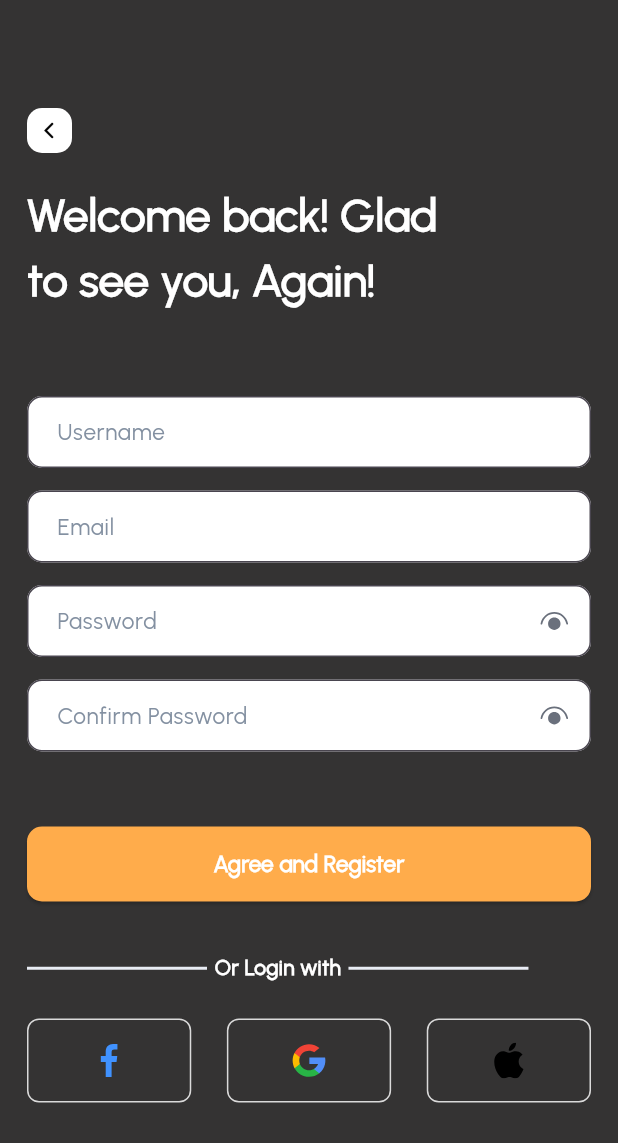
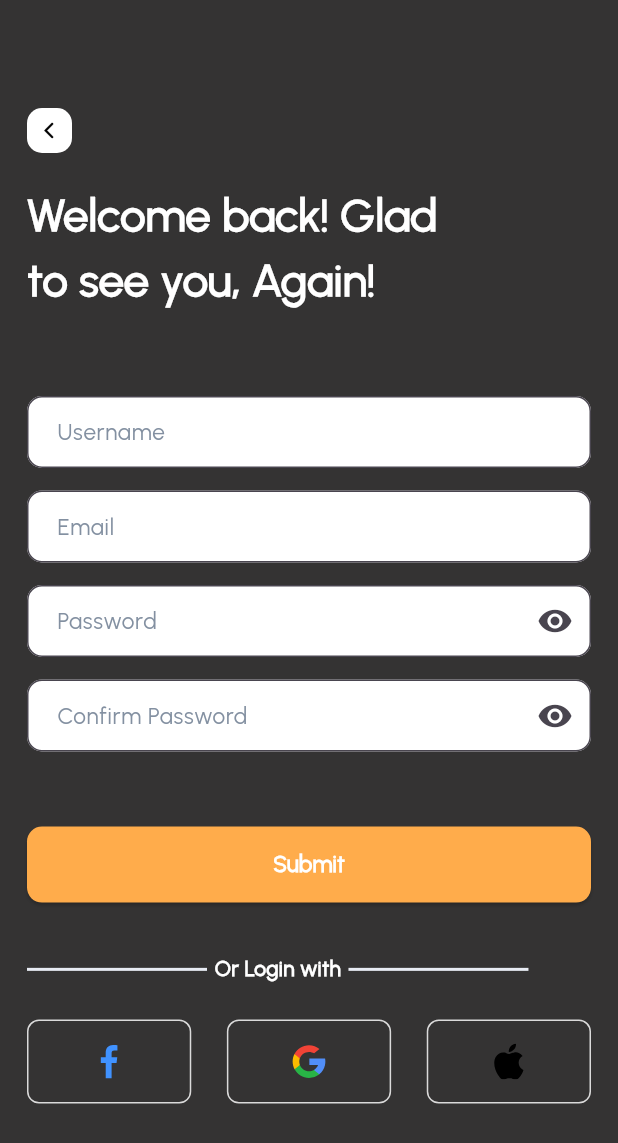
Before and after one commit to Ashwin04912/zarkka_user_app, a Flutter app: the screen it shows after launch, after a tap on "Register", on a phone screen of 412 x 824 dp. Shown: the top 1143 px of the screen. Run offline on Flutter 3.47's test engine with Material 3 defaults, Android fonts, the phone set to English and light mode, and no system bars; our stand-ins replace bloc, dartz, dio, flutter_bloc, flutter_screenutil, flutter_svg and 4 more.

Commit message:
i have completed register screen api integration but need to do the otp verification

```diff
--- a/lib/application/RegisterUser/register_user_bloc.dart
+++ b/lib/application/RegisterUser/register_user_bloc.dart
@@ -45,7 +45,8 @@ class RegisterUserBloc extends Bloc<RegisterUserEvent, RegisterUserState> {
               state.copyWith(
                   isSubmitting: false,
                   showErrorMessages: false,
-                  successOrfailure: none()),
+                  successOrfailure: some(right(unit))
+                  ),
             );
           },
         );
--- a/lib/domain/Login/auth_failure.dart
+++ b/lib/domain/Login/auth_failure.dart
@@ -8,6 +8,5 @@ abstract class AuthFailure with _$AuthFailure {
   const factory AuthFailure.serverError() = ServerError;
   const factory AuthFailure.emailAlreadyInUse() = EmailAlreadyInUse;
   const factory AuthFailure.userNotFound() = UserNotFound;
-
   const factory AuthFailure.invalidEmailAndPasswordCombination() =  InvalidEmailAndPasswordCombination;
 }
--- a/lib/presentation/Logo/ScreenLogo.dart
+++ b/lib/presentation/Logo/ScreenLogo.dart
@@ -82,7 +82,7 @@ class ScreenLogo extends StatelessWidget {
                 onPressed: () {
                   Navigator.push(
                     context,
-                    MaterialPageRoute(builder: (context) => const ScreenUserRegistration()),
+                    MaterialPageRoute(builder: (context) =>  ScreenUserRegistration()),
                   );
                 },
                 style: ButtonStyle(
--- a/lib/presentation/auth/RegisterUser/register_user.dart
+++ b/lib/presentation/auth/RegisterUser/register_user.dart
@@ -1,11 +1,13 @@
 import 'package:flutter/material.dart';
 import 'package:flutter_bloc/flutter_bloc.dart';
+import 'package:flutter_screenutil/flutter_screenutil.dart';
 import 'package:flutter_svg/flutter_svg.dart';
 import 'package:tailme/application/RegisterUser/register_user_bloc.dart';
 import 'package:tailme/presentation/auth/Login/ScreenLogin.dart';
 
 import '../../../domain/RegisterUser/model/user_register_model.dart';
 
+// ignore: must_be_immutable
 class ScreenUserRegistration extends StatefulWidget {
   const ScreenUserRegistration({super.key});
 
@@ -14,14 +16,20 @@ class ScreenUserRegistration extends StatefulWidget {
 }
 
 class _ScreenUserRegistrationState extends State<ScreenUserRegistration> {
+  final GlobalKey<FormState> formKey = GlobalKey<FormState>();
+
+  TextEditingController usernameController = TextEditingController();
+
+  TextEditingController emailController = TextEditingController();
+
+  TextEditingController passwordController = TextEditingController();
+
+  TextEditingController confirmPasswordController = TextEditingController();
+
+  bool _isButtonClicked = false;
+
   @override
   Widget build(BuildContext context) {
-    final GlobalKey<FormState> formKey = GlobalKey<FormState>();
-    TextEditingController usernameController = TextEditingController();
-    TextEditingController emailController = TextEditingController();
-    TextEditingController passwordController = TextEditingController();
-    TextEditingController confirmPasswordController = TextEditingController();
-
     return SafeArea(
       child: Scaffold(
         backgroundColor: const Color(0xFF343333),
@@ -34,10 +42,34 @@ class _ScreenUserRegistrationState extends State<ScreenUserRegistration> {
                       top: 72, left: 18, right: 18, bottom: 20),
                   child: BlocConsumer<RegisterUserBloc, RegisterUserState>(
                     listener: (context, state) {
-                      // TODO: implement listener
+                      state.successOrfailure.fold(
+                        () {},
+                        (a) {
+                          a.fold((l) {
+                            ScaffoldMessenger.of(context).showSnackBar(SnackBar(
+                              content: l.maybeWhen(
+                                emailAlreadyInUse: () =>
+                                    const Text("Email already in use"),
+                                orElse: () => const Text("unknown error"),
+                              ),
+                            ));
+                          }, (r) {
+                            debugPrint("navigate work");
+                            Navigator.of(context).pushAndRemoveUntil(
+                              MaterialPageRoute(
+                                  builder: (context) =>
+                                       ScreenLogin()),
+                              (route) => false,
+                            );
+                          });
+                        },
+                      );
                     },
                     builder: (context, state) {
                       return Form(
+                        autovalidateMode: _isButtonClicked
+                            ? AutovalidateMode.always
+                            : AutovalidateMode.disabled,
                         key: formKey,
                         child: Column(
                           crossAxisAlignment: CrossAxisAlignment.start,
@@ -86,6 +118,8 @@ class _ScreenUserRegistrationState extends State<ScreenUserRegistration> {
                               validator: (value) {
                                 if (value == null || value.isEmpty) {
                                   return 'Please enter your username';
+                                } else if (value.length < 7) {
+                                  return 'Email should be atleast 6 characters';
                                 }
                                 return null;
                               },
@@ -116,12 +150,12 @@ class _ScreenUserRegistrationState extends State<ScreenUserRegistration> {
                             TextFormField(
                               controller: emailController,
                               validator: (value) {
-                                if (value == null || value.isEmpty) {
-                                  return 'Please enter your email';
+                                if (value!.isEmpty) {
+                                  return 'Please enter an email address';
                                 } else if (!RegExp(
-                                        r'^[\w-\.]+@([\w-]+\.)+[\w-]{2,4}$')
+                                        r'^[\w-]+(\.[\w-]+)*@[\w-]+(\.[\w-]+)+$')
                                     .hasMatch(value)) {
-                                  return 'Please enter a valid email';
+                                  return 'Please enter a valid email address';
                                 }
                                 return null;
                               },
@@ -177,11 +211,14 @@ class _ScreenUserRegistrationState extends State<ScreenUserRegistration> {
                                 suffixIcon: Padding(
                                   padding: const EdgeInsets.all(12),
                                   child: GestureDetector(
-                                    onTap: (){
-                                      BlocProvider.of<RegisterUserBloc>(context).add(const RegisterUserEvent.eyePassButtonPressed());
+                                    onTap: () {
+                                      BlocProvider.of<RegisterUserBloc>(context)
+                                          .add(const RegisterUserEvent
+                                              .eyePassButtonPressed());
                                     },
-                                    child: SvgPicture.asset(
-                                        'assets/images/fluent_eye-20-filled.svg'),
+                                    child: state.isPassEyePressed
+                                        ? const Icon(Icons.visibility)
+                                        : const Icon(Icons.visibility_off),
                                   ),
                                 ),
                                 border: OutlineInputBorder(
@@ -221,8 +258,16 @@ class _ScreenUserRegistrationState extends State<ScreenUserRegistration> {
                                 fillColor: Colors.white,
                                 suffixIcon: Padding(
                                   padding: const EdgeInsets.all(12),
-                                  child: SvgPicture.asset(
-                                      'assets/images/fluent_eye-20-filled.svg'),
+                                  child: GestureDetector(
+                                    onTap: () {
+                                      BlocProvider.of<RegisterUserBloc>(context)
+                                          .add(const RegisterUserEvent
+                                              .eyeCPassButtonPressed());
+                                    },
+                                    child: state.isCpassEyePressed
+                                        ? const Icon(Icons.visibility)
+                                        : const Icon(Icons.visibility_off),
+                                  ),
                                 ),
                                 border: OutlineInputBorder(
                                   borderSide:
@@ -234,11 +279,18 @@ class _ScreenUserRegistrationState extends State<ScreenUserRegistration> {
                             const SizedBox(
                               height: 50,
                             ),
-                            SizedBox(
+                            BlocBuilder<RegisterUserBloc,
+                                RegisterUserState>(
+                              builder: (context, state) {
+                                if (state.isSubmitting) {
+                                  return const LinearProgressIndicator(color: Colors.blue,);
+                                }
+                                return SizedBox(
                                    width: double.infinity,
-                              height: 50,
+                                height: ScreenUtil().setHeight(50),
                                   child: ElevatedButton(
                                     onPressed: () async {
+                                      _isButtonClicked = true;
                                       if (formKey.currentState!.validate()) {
                                         var user = RegisterUserModel(
                                           email: emailController.text,
@@ -247,7 +299,8 @@ class _ScreenUserRegistrationState extends State<ScreenUserRegistration> {
                                               confirmPasswordController.text,
                                           userName: usernameController.text,
                                         );
-                                    BlocProvider.of<RegisterUserBloc>(context)
+                                        BlocProvider.of<RegisterUserBloc>(
+                                                context)
                                             .add(
                                           RegisterUserEvent.signUpButtonPressed(
                                             user: user,
@@ -264,50 +317,13 @@ class _ScreenUserRegistrationState extends State<ScreenUserRegistration> {
                                       shape: WidgetStateProperty.all<
                                           RoundedRectangleBorder>(
                                         RoundedRectangleBorder(
-                                      borderRadius: BorderRadius.circular(10),
+                                          borderRadius:
+                                              BorderRadius.circular(10),
                                         ),
                                       ),
                                     ),
-                                child: BlocConsumer<RegisterUserBloc,
-                                    RegisterUserState>(
-                                  listener: (context, state) {
-                                    state.successOrfailure.fold(
-                                      () {},
-                                      (a) {
-                                        a.fold((l) {
-                                          ScaffoldMessenger.of(context)
-                                              .showSnackBar(SnackBar(
-                                            content: l.maybeWhen(
-                                              invalidEmailAndPasswordCombination:
-                                                  () => const Text(
-                                                      "invalid user"),
-                                              orElse: () =>
-                                                  const Text("unknown error"),
-                                            ),
-                                          ));
-                                        }, (r) {
-                                          debugPrint("navigate work");
-                                          Navigator.push(
-                                            context,
-                                            MaterialPageRoute(
-                                              builder: (context) =>
-                                                  const ScreenLogin(),
-                                            ),
-                                          );
-                                        });
-                                      },
-                                    );
-                                  },
-                                  builder: (context, state) {
-                                    if (state.isSubmitting) {
-                                      return const Center(
-                                        child: LinearProgressIndicator(
-                                          color: Color(0xFFFFAC4B),
-                                        ),
-                                      );
-                                    } else {
-                                      return const Text(
-                                        'Agree and Register',
+                                    child: const Text(
+                                      'Submit',
                                       textAlign: TextAlign.center,
                                       style: TextStyle(
                                         color: Colors.white,
@@ -316,11 +332,10 @@ class _ScreenUserRegistrationState extends State<ScreenUserRegistration> {
                                         fontWeight: FontWeight.w600,
                                         height: 0,
                                       ),
-                                      );
-                                    }
-                                  },
                                     ),
                                   ),
+                                );
+                              },
                             ),
                             const SizedBox(
                               height: 36,
```
Also changed, not shown: lib/infrastructure/auth/repository/auth_repository.dart (+13 -13 lines), lib/presentation/auth/Login/ScreenLogin.dart (+5 -3 lines). Lines whose indentation alone changed are shown as unchanged.
